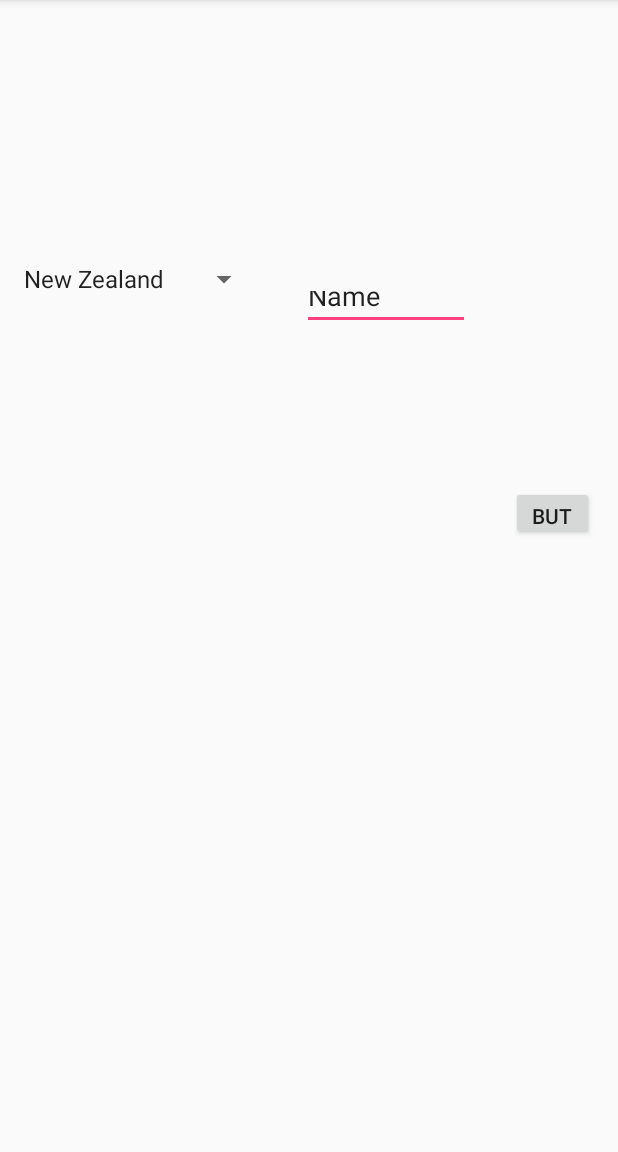
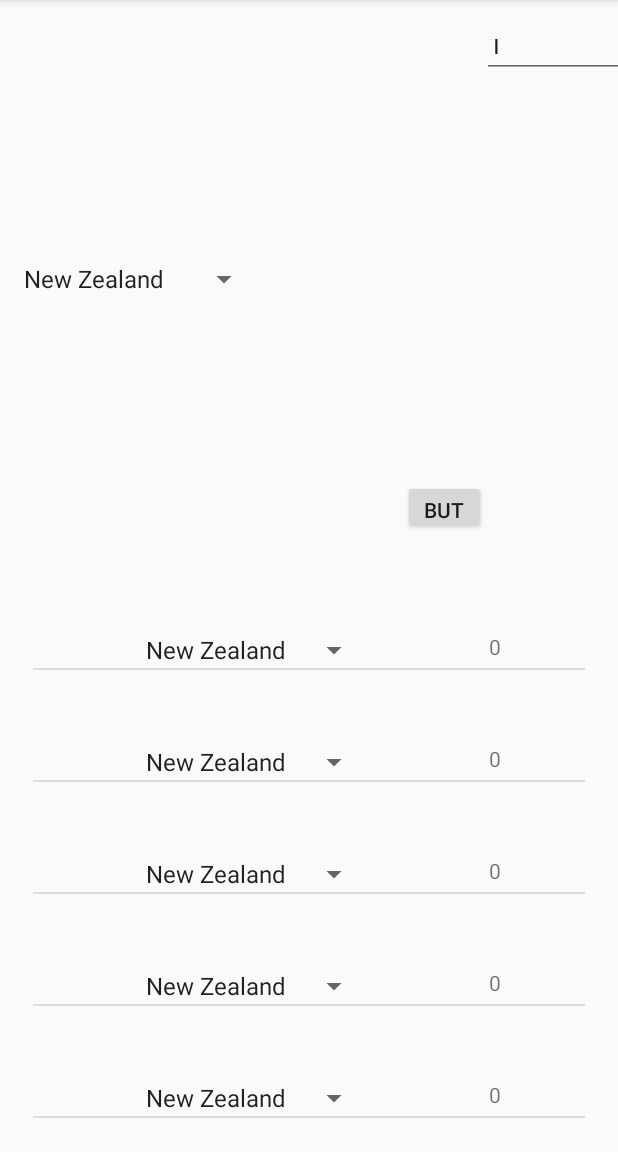
Before and after one commit to dlrrb4714/KCurrency, an Android app: the screen it shows after launch (MainActivity), on a phone screen of 412 x 824 dp, the part 84-1236 px from its top. Run offline under Robolectric (Android 15) with nearby library versions, the phone set to English and light mode, and no system bars; our stand-ins replace Volley.

Commit message:
DEFINITELY not crashing version, still need to fix onClickListener

```diff
--- a/app/src/main/java/com/kssoft/kcurrency2/ItemAdapter.java
+++ b/app/src/main/java/com/kssoft/kcurrency2/ItemAdapter.java
@@ -9,6 +9,7 @@ import android.widget.BaseAdapter;
 import android.widget.Spinner;
 import android.widget.TextView;
 
+import java.lang.reflect.Array;
 import java.util.ArrayList;
 
 public class ItemAdapter extends BaseAdapter {
--- a/app/src/main/java/com/kssoft/kcurrency2/MainActivity.java
+++ b/app/src/main/java/com/kssoft/kcurrency2/MainActivity.java
@@ -28,8 +28,10 @@ import static com.android.volley.toolbox.Volley.newRequestQueue;
 public class MainActivity extends AppCompatActivity {
     String[] country;
     String[] currencies;
+    ArrayList<String> empty = new ArrayList<>();
+    String[] empty2;
     ListView goodListView;
-    ArrayList<String> prices;
+    ArrayList<String> prices = new ArrayList<>();
     Currency monies;
     Button goodButton;
 
@@ -38,7 +40,7 @@ public class MainActivity extends AppCompatActivity {
         setContentView(R.layout.activity_main);
 
         Resources res = getResources();
-        Spinner outerCountrySpinner = (Spinner) findViewById(R.id.outerCountrySpinner);
+        final Spinner outerCountrySpinner = (Spinner) findViewById(R.id.outerCountrySpinner);
         ArrayAdapter<String> spinnerAdapter = new ArrayAdapter<String>(MainActivity.this,android.R.layout.simple_list_item_1, getResources().getStringArray(R.array.Country));
         spinnerAdapter.setDropDownViewResource(android.R.layout.simple_spinner_dropdown_item);
         outerCountrySpinner.setAdapter(spinnerAdapter);
@@ -46,15 +48,21 @@ public class MainActivity extends AppCompatActivity {
         goodListView = (ListView) findViewById(R.id.spinnerListView);
         country = res.getStringArray(R.array.Country);
         currencies = res.getStringArray(R.array.Currency);
+        for (int i = 0 ; i < 5 ; i++) {
+            empty.add("0");
+        }
+        empty2 = res.getStringArray(R.array.Empty);
+        goodListView.setAdapter(new ItemAdapter(this.empty, this.country, this));
 
-        final Spinner outerCountrySpinner2 = (Spinner) findViewById(R.id.outerCountrySpinner);
+        //final Spinner outerCountrySpinner2 = (Spinner) findViewById(R.id.outerCountrySpinner);
         //goodListView.setAdapter(new ItemAdapter(this.prices, this.country, this));
 
+        /*
         for (int i = 0 ; i < goodListView.getCount() ; i++) {
             View view = goodListView.getChildAt(i);
-            Spinner sp = view.findViewById(R.id.countrySpinner);
+            Spinner sp = findViewById(R.id.countrySpinner);
             EditText et = findViewById(R.id.amountText);
-            String source =RequestURLMaker.CurrencyFinder(outerCountrySpinner2.getSelectedItem().toString(),country,currencies);
+            String source = RequestURLMaker.CurrencyFinder(outerCountrySpinner.getSelectedItem().toString(),country,currencies);
             String destination = RequestURLMaker.CurrencyFinder(sp.getSelectedItem().toString(),country,currencies);
             String amount = et.getText().toString();
             String url = RequestURLMaker.RequestURLMaker(source, destination, amount);
@@ -76,7 +84,10 @@ public class MainActivity extends AppCompatActivity {
             });
             queue.add(request);
         }
+        goodListView.setAdapter(new ItemAdapter(this.prices, this.country, this));
+        */
 
+        /*
         goodButton = (Button) findViewById(R.id.goButton);
         goodButton.setOnClickListener(new View.OnClickListener() {
             @Override
@@ -85,7 +96,7 @@ public class MainActivity extends AppCompatActivity {
                     View view = goodListView.getChildAt(i);
                     Spinner sp = view.findViewById(R.id.countrySpinner);
                     EditText et = findViewById(R.id.amountText);
-                    String source =RequestURLMaker.CurrencyFinder(outerCountrySpinner2.getSelectedItem().toString(),country,currencies);
+                    String source =RequestURLMaker.CurrencyFinder(outerCountrySpinner.getSelectedItem().toString(),country,currencies);
                     String destination = RequestURLMaker.CurrencyFinder(sp.getSelectedItem().toString(),country,currencies);
                     String amount = et.getText().toString();
                     String url = RequestURLMaker.RequestURLMaker(source, destination, amount);
@@ -107,9 +118,11 @@ public class MainActivity extends AppCompatActivity {
                     });
                     queue.add(request);
                 }
-
+                goodListView.setAdapter(new ItemAdapter(MainActivity.this.prices, MainActivity.this.country, MainActivity.this));
             }
         });
+        */
+
         /*for (int i = 0 ; i < goodListView.getCount() ; i ++) {
             View v = goodListView.getChildAt(i);
             Spinner sp = v.findViewById(R.id.countrySpinner);
@@ -136,7 +149,8 @@ public class MainActivity extends AppCompatActivity {
             });
             queue.add(request);
         } */
-        goodListView.setAdapter(new ItemAdapter(this.prices, this.country, this));
+
+        //goodListView.setAdapter(new ItemAdapter(this.prices, this.country, this));
         /*final TextView testTextView = (TextView)findViewById(R.id.testTextView);
         String url = "https://www.amdoren.com/api/currency.php?api_key=X8vBUhRdqgfM3LR9mEv6DtDnVgSFyU&from=USD&to=AUD";
         RequestQueue queue = Volley.newRequestQueue(this);
--- a/app/src/main/res/layout/activity_main.xml
+++ b/app/src/main/res/layout/activity_main.xml
@@ -33,16 +33,12 @@
         android:id="@+id/amountText"
         android:layout_width="112dp"
         android:layout_height="36dp"
-        android:layout_marginBottom="8dp"
-        android:layout_marginEnd="8dp"
-        android:layout_marginStart="8dp"
-        android:layout_marginTop="40dp"
+        android:layout_marginStart="148dp"
+        android:layout_marginTop="16dp"
         android:ems="10"
         android:hint="Input a number"
         android:inputType="number"
-        android:text="Name"
-        app:layout_constraintBottom_toTopOf="@+id/spinnerListView"
-        app:layout_constraintEnd_toStartOf="@+id/goButton"
+        android:text="1"
         app:layout_constraintStart_toEndOf="@+id/outerCountrySpinner"
         app:layout_constraintTop_toTopOf="parent" />
 
@@ -50,9 +46,10 @@
         android:id="@+id/goButton"
         android:layout_width="55dp"
         android:layout_height="36dp"
-        android:layout_marginBottom="12dp"
-        android:layout_marginEnd="16dp"
+        android:layout_marginBottom="16dp"
+        android:layout_marginEnd="88dp"
         android:text="Button"
         app:layout_constraintBottom_toTopOf="@+id/spinnerListView"
         app:layout_constraintEnd_toEndOf="parent" />
+
 </android.support.constraint.ConstraintLayout>
--- a/app/src/main/res/values/strings.xml
+++ b/app/src/main/res/values/strings.xml
@@ -16,4 +16,12 @@
         <item>JPY</item>
         <item>GBP</item>
     </string-array>
+    <string-array name="Empty">
+        <item>0</item>
+        <item>0</item>
+        <item>0</item>
+        <item>0</item>
+        <item>0</item>
+        <item>0</item>
+    </string-array>
 </resources>
```
Also changed, not shown: 44 other files.
